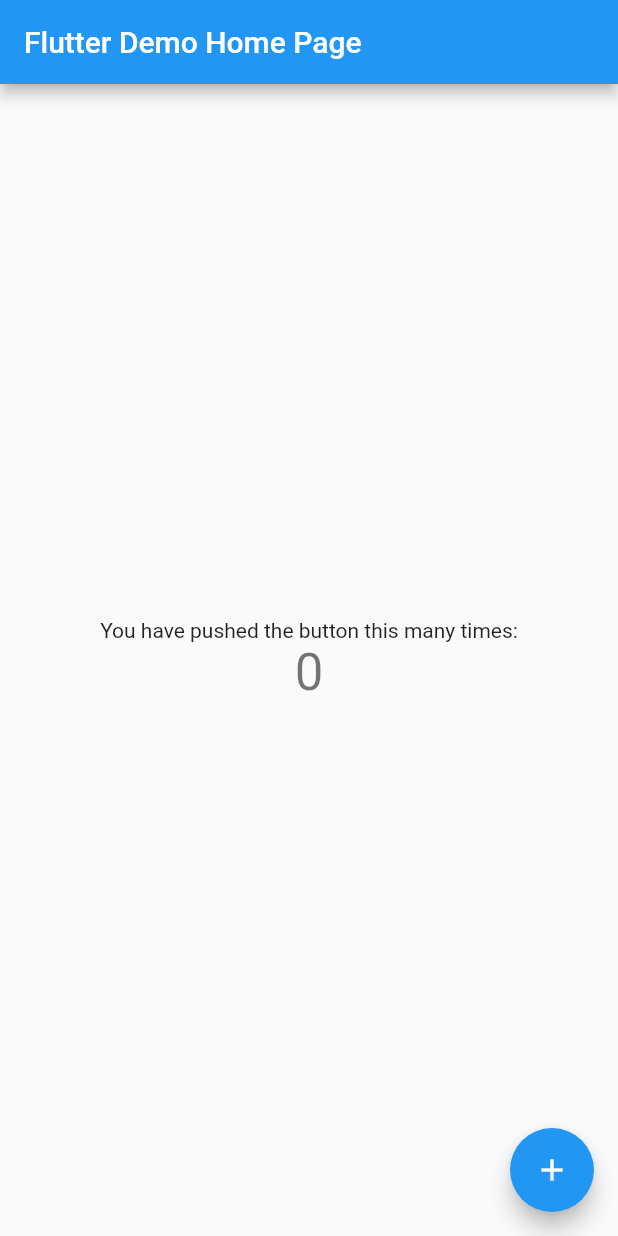
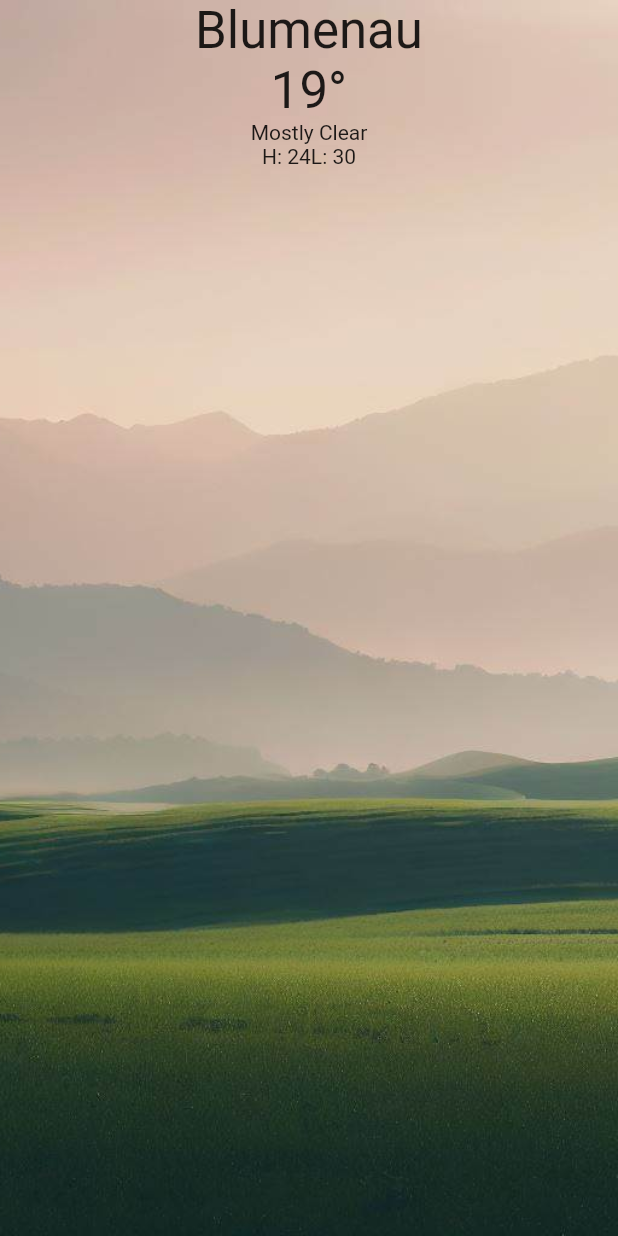
Before and after one commit to vaansuit/WeatherNow, a Flutter app: the screen it shows after launch, on a phone screen of 412 x 824 dp. Run offline on Flutter 3.47's test engine with Material 2 defaults, Android fonts, the phone set to English and light mode, and no system bars.

Commit message:
feat: created home_page.dart

```diff
--- a/lib/main.dart
+++ b/lib/main.dart
@@ -1,4 +1,5 @@
 import 'package:flutter/material.dart';
+import 'package:weather_app/views/home_page.dart';
 
 void main() {
   runApp(const MyApp());
@@ -9,59 +10,10 @@
 
   @override
   Widget build(BuildContext context) {
-    return MaterialApp(
+    return const MaterialApp(
+      debugShowCheckedModeBanner: false,
       title: 'Flutter Demo',
-      theme: ThemeData(
-        primarySwatch: Colors.blue,
-      ),
-      home: const MyHomePage(title: 'Flutter Demo Home Page'),
+      home: HomePage(),
     );
   }
 }
-
-class MyHomePage extends StatefulWidget {
-  const MyHomePage({super.key, required this.title});
-
-  final String title;
-
-  @override
-  State<MyHomePage> createState() => _MyHomePageState();
-}
-
-class _MyHomePageState extends State<MyHomePage> {
-  int _counter = 0;
-
-  void _incrementCounter() {
-    setState(() {
-      _counter++;
-    });
-  }
-
-  @override
-  Widget build(BuildContext context) {
-    return Scaffold(
-      appBar: AppBar(
-        title: Text(widget.title),
-      ),
-      body: Center(
-        child: Column(
-          mainAxisAlignment: MainAxisAlignment.center,
-          children: <Widget>[
-            const Text(
-              'You have pushed the button this many times:',
-            ),
-            Text(
-              '$_counter',
-              style: Theme.of(context).textTheme.headlineMedium,
-            ),
-          ],
-        ),
-      ),
-      floatingActionButton: FloatingActionButton(
-        onPressed: _incrementCounter,
-        tooltip: 'Increment',
-        child: const Icon(Icons.add),
-      ),
-    );
-  }
-}
--- /dev/null
+++ b/lib/views/home_page.dart
@@ -0,0 +1,69 @@
+import 'package:flutter/material.dart';
+
+class HomePage extends StatefulWidget {
+  const HomePage({Key? key}) : super(key: key);
+
+  @override
+  State<HomePage> createState() => _HomePageState();
+}
+
+class _HomePageState extends State<HomePage> {
+  @override
+  Widget build(BuildContext context) {
+    return Scaffold(
+      body: Stack(
+        children: [
+          Container(
+            decoration: const BoxDecoration(
+              image: DecorationImage(
+                image: AssetImage('assets/morning.jpg'),
+                fit: BoxFit.cover,
+              ),
+            ),
+          ),
+          Positioned(
+            child: Align(
+              alignment: const Alignment(0, -0.8),
+              child: Column(
+                crossAxisAlignment: CrossAxisAlignment.center,
+                children: [
+                  const Text(
+                    'Blumenau',
+                    style: TextStyle(
+                      fontSize: 34,
+                    ),
+                  ),
+                  const Text(
+                    '19°',
+                    style: TextStyle(
+                      fontSize: 34,
+                    ),
+                  ),
+                  const Text(
+                    'Mostly Clear',
+                  ),
+                  Row(
+                    mainAxisAlignment: MainAxisAlignment.center,
+                    children: const [
+                      Text('H: 24'),
+                      Text('L: 30'),
+                    ],
+                  )
+                ],
+              ),
+            ),
+          ),
+          // Positioned(
+          //   child: Align(
+          //     alignment: Alignment.center,
+          //     child: Image.asset(
+          //       'assets/house.png',
+          //       height: 350,
+          //     ),
+          //   ),
+          // ),
+        ],
+      ),
+    );
+  }
+}
--- a/pubspec.yaml
+++ b/pubspec.yaml
@@ -59,9 +59,9 @@
   uses-material-design: true
 
   # To add assets to your application, add an assets section, like this:
-  # assets:
-  #   - images/a_dot_burr.jpeg
-  #   - images/a_dot_ham.jpeg
+  assets:
+    - assets/
+
 
   # An image asset can refer to one or more resolution-specific "variants", see
   # https://flutter.dev/assets-and-images/#resolution-aware
```
Also changed, not shown: assets/house.png (added), assets/midnight.jpg (added), assets/morning.jpg (added).
